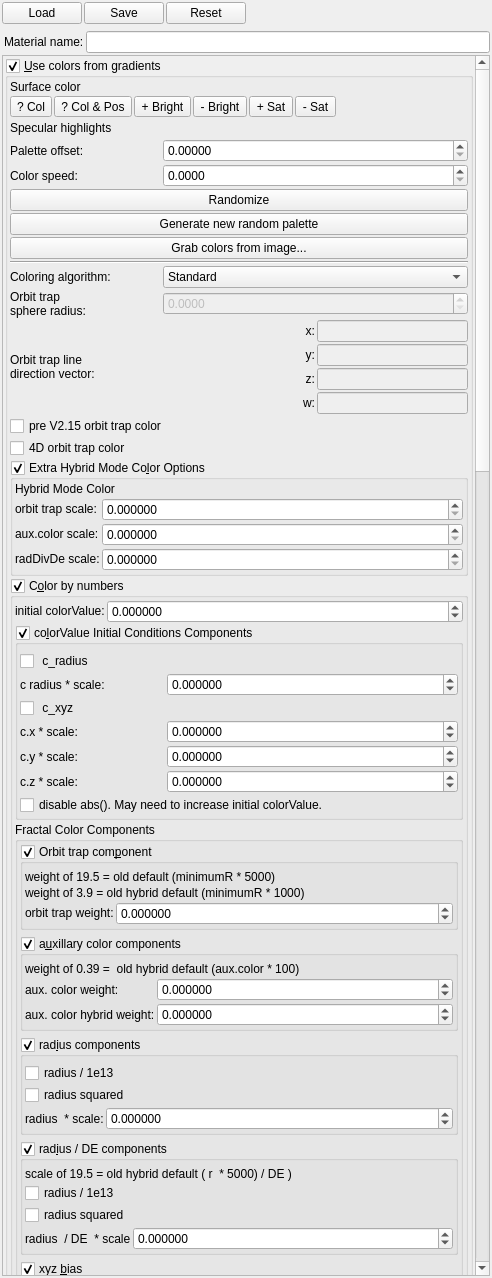
First picture: the form in mandelbulber2/qt/material_editor.ui, repository buddhi1980/mandelbulber2, before the edit.
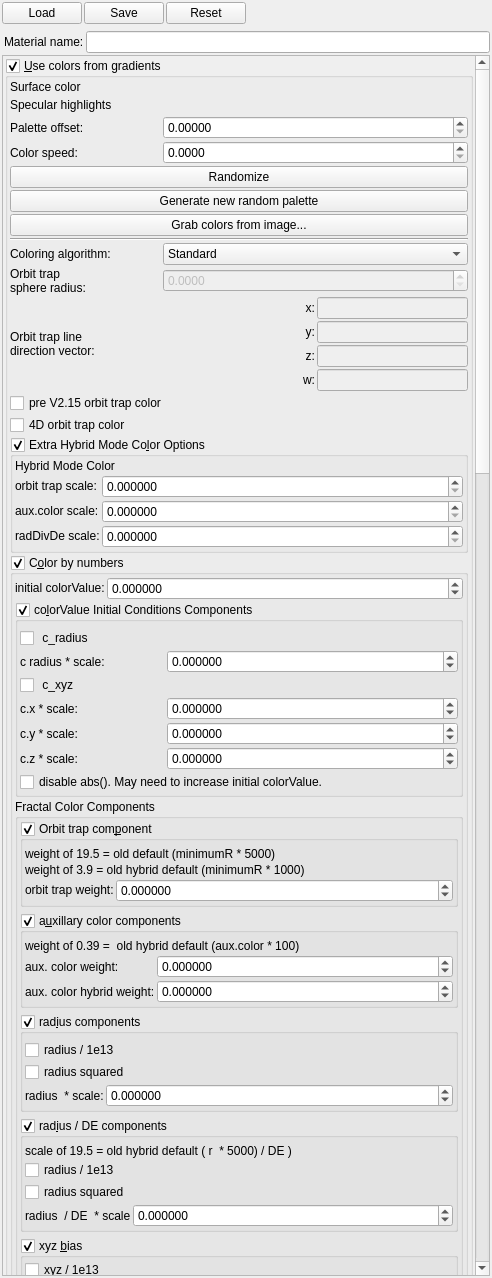
Second picture: the form after the edit. Icons and pictures are not drawn. Custom widgets are drawn as their Qt base class.

```diff
--- a/mandelbulber2/qt/material_editor.ui
+++ b/mandelbulber2/qt/material_editor.ui
@@ -121,7 +121,7 @@
         <x>0</x>
         <y>0</y>
         <width>466</width>
-        <height>3642</height>
+        <height>3614</height>
        </rect>
       </property>
       <layout class="QVBoxLayout" name="verticalLayout_2">
@@ -174,68 +174,6 @@
             </property>
            </widget>
           </item>
-          <item>
-           <layout class="QHBoxLayout" name="horizontalLayout">
-            <property name="topMargin">
-             <number>0</number>
-            </property>
-            <item>
-             <widget class="QToolButton" name="toolButton_surface_color_random_colors">
-              <property name="text">
-               <string>? Col</string>
-              </property>
-             </widget>
-            </item>
-            <item>
-             <widget class="QToolButton" name="toolButton_surface_color_random_colors_and_pos">
-              <property name="text">
-               <string>? Col &amp;&amp; Pos</string>
-              </property>
-             </widget>
-            </item>
-            <item>
-             <widget class="QToolButton" name="toolButton_surface_color_brightness_inc">
-              <property name="text">
-               <string>+ Bright</string>
-              </property>
-             </widget>
-            </item>
-            <item>
-             <widget class="QToolButton" name="toolButton_surface_color_brightness_dec">
-              <property name="text">
-               <string>- Bright</string>
-              </property>
-             </widget>
-            </item>
-            <item>
-             <widget class="QToolButton" name="toolButton_surface_color_saturation_inc">
-              <property name="text">
-               <string>+ Sat</string>
-              </property>
-             </widget>
-            </item>
-            <item>
-             <widget class="QToolButton" name="toolButton_surface_color_saturation_dec">
-              <property name="text">
-               <string>- Sat</string>
-              </property>
-             </widget>
-            </item>
-            <item>
-             <spacer name="horizontalSpacer">
-              <property name="orientation">
-               <enum>Qt::Horizontal</enum>
-              </property>
-              <property name="sizeHint" stdset="0">
-               <size>
-                <width>40</width>
-                <height>20</height>
-               </size>
-              </property>
-             </spacer>
-            </item>
-           </layout>
-          </item>
           <item>
            <widget class="cGradientEditWidget" name="colorpalette_surface_color_gradient" native="true"/>
           </item>
```
